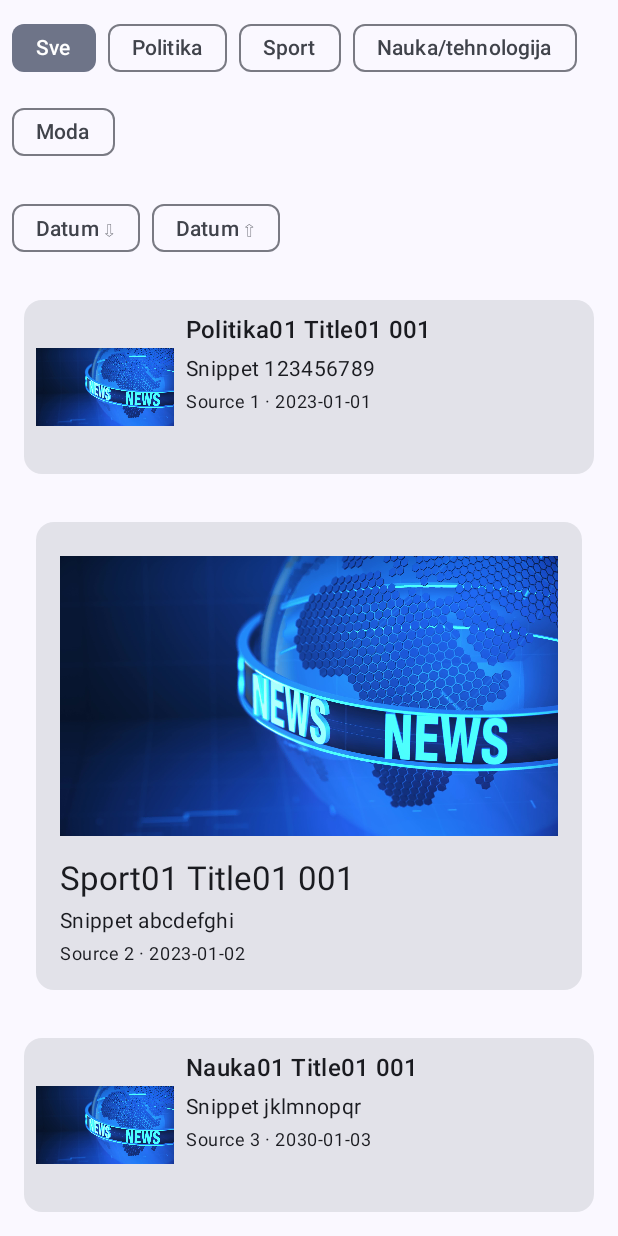
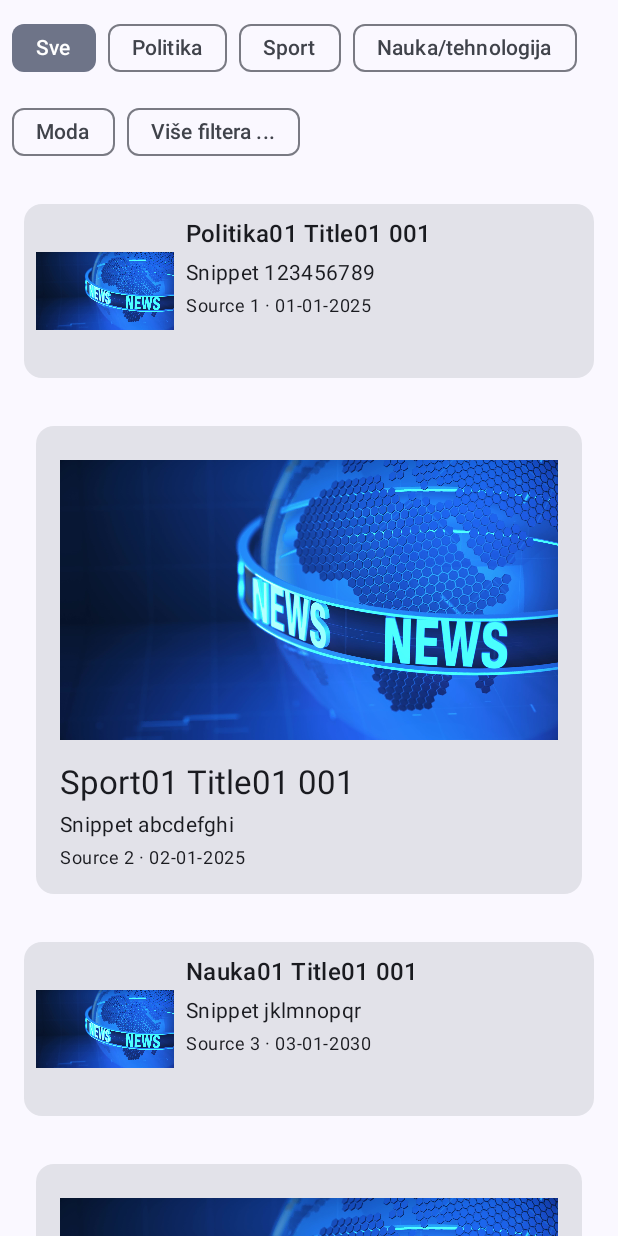
Before and after one commit to emirakurtovic5/NewsFeedApp-MobilnaAplikacija, an Android app built with Jetpack Compose: the screen it shows after launch (MainActivity), on a phone screen of 412 x 824 dp. Run offline under Robolectric (Android 15) with nearby library versions, the phone set to English and light mode, and no system bars.

Commit message:
Spirala 2

```diff
--- a/app/build.gradle.kts
+++ b/app/build.gradle.kts
@@ -40,7 +40,9 @@ android {
 }
 
 dependencies {
-
+    val nav_version = "2.8.9"
+    implementation ("androidx.navigation:navigation-compose:$nav_version")
+    implementation(libs.androidx.material3)
     implementation(libs.androidx.core.ktx)
     implementation(libs.androidx.lifecycle.runtime.ktx)
     implementation(libs.androidx.activity.compose)
--- a/app/src/main/AndroidManifest.xml
+++ b/app/src/main/AndroidManifest.xml
@@ -14,6 +14,7 @@
         tools:targetApi="31">
         <activity
             android:name=".MainActivity"
+            android:configChanges="uiMode|screenSize|orientation"
             android:exported="true"
             android:label="@string/app_name"
             android:theme="@style/Theme.NewsFeedApp">
--- a/app/src/main/java/etf/ri/rma/newsfeedapp/MainActivity.kt
+++ b/app/src/main/java/etf/ri/rma/newsfeedapp/MainActivity.kt
@@ -5,8 +5,8 @@ import androidx.activity.ComponentActivity
 import androidx.activity.compose.setContent
 import androidx.compose.runtime.Composable
 import androidx.compose.ui.tooling.preview.Preview
-import etf.ri.rma.newsfeedapp.model.NewsItem
-import etf.ri.rma.newsfeedapp.screen.NewsFeedScreen
+import androidx.navigation.compose.rememberNavController
+import etf.ri.rma.newsfeedapp.screen.AppNavHost
 import etf.ri.rma.newsfeedapp.ui.theme.NewsTheme
 
 class MainActivity : ComponentActivity() {
@@ -14,19 +14,18 @@ class MainActivity : ComponentActivity() {
         super.onCreate(savedInstanceState)
         setContent {
             NewsTheme {
-
-                NewsFeedScreen()
+                val navController = rememberNavController()
+                AppNavHost(navController = navController)
             }
         }
     }
 }
 
-
 @Preview(showBackground = true)
 @Composable
 fun PreviewNewsFeedScreen() {
     NewsTheme {
-
-        NewsFeedScreen()
+        val navController = rememberNavController()
+        AppNavHost(navController = navController)
     }
 }
--- a/app/src/main/java/etf/ri/rma/newsfeedapp/data/NewsData.kt
+++ b/app/src/main/java/etf/ri/rma/newsfeedapp/data/NewsData.kt
@@ -5,25 +5,25 @@ import etf.ri.rma.newsfeedapp.model.NewsItem
 object NewsData {
     fun getAllNews(): List<NewsItem> {
         return listOf(
-            NewsItem("1", "Politika01 Title01 001", "Snippet 123456789", null, "Politika", false, "Source 1", "2023-01-01"),
-            NewsItem("2", "Sport01 Title01 001", "Snippet abcdefghi", null, "Sport", true, "Source 2", "2023-01-02"),
-            NewsItem("3", "Nauka01 Title01 001", "Snippet jklmnopqr", null, "Nauka/tehnologija", false, "Source 3", "2030-01-03"),
-            NewsItem("4", "Politika02 Title02 002", "Snippet stuvwxyza", null, "Politika", true, "Source 4", "2023-01-04"),
-            NewsItem("5", "Sport02 Title02 002", "Snippet 987654321", null, "Sport", false, "Source 5", "2023-01-05"),
-            NewsItem("6", "Nauka02 Title02 002", "Snippet 543216789", null, "Nauka/tehnologija", true, "Source 6", "2023-01-06"),
-            NewsItem("7", "Politika03 Title03 003", "Snippet 345678912", null, "Politika", false, "Source 7", "2023-01-07"),
-            NewsItem("8", "Sport03 Title03 003", "Snippet 891234567", null, "Sport", true, "Source 8", "2023-01-08"),
-            NewsItem("9", "Nauka03 Title03 003", "Snippet 678123945", null, "Nauka/tehnologija", false, "Source 9", "2023-01-09"),
-            NewsItem("10", "Politika04 Title04 004", "Snippet ihgfedcba", null, "Politika", true, "Source 10", "2020-01-10"),
-            NewsItem("11", "Sport04 Title04 004", "Snippet rqponmlkj", null, "Sport", false, "Source 11", "2023-01-11"),
-            NewsItem("12", "Nauka04 Title04 004", "Snippet azyxwvuts", null, "Nauka/tehnologija", true, "Source 12", "2023-01-12"),
-            NewsItem("13", "Politika05 Title05 005", "Snippet qwertyuio", null, "Politika", false, "Source 13", "2023-01-13"),
-            NewsItem("14", "Sport05 Title05 005", "Snippet asdfghjkl", null, "Sport", true, "Source 14", "2023-01-14"),
-            NewsItem("15", "Nauka05 Title05 005", "Snippet zxcvbnmlk", null, "Nauka/tehnologija", false, "Source 15", "2023-01-15"),
-            NewsItem("16", "Politika06 Title06 006", "Snippet qazwsxedc", null, "Politika", true, "Source 16", "2023-01-16"),
-            NewsItem("17", "Sport06 Title06 006", "Snippet plmoknijb", null, "Sport", false, "Source 17", "2023-01-17"),
-            NewsItem("18", "Nauka06 Title06 006", "Snippet tgbyhnujm", null, "Nauka/tehnologija", true, "Source 18", "2023-01-18"),
-            NewsItem("19", "Politika07 Title07 007", "Snippet fghvbniop", null, "Politika", false, "Source 19", "2023-01-19"),
-            NewsItem("20", "Sport07 Title07 007", "Snippet ertklmvxca", null, "Sport", true, "Source 20", "2023-01-20")
+            NewsItem("1", "Politika01 Title01 001", "Snippet 123456789", null, "Politika", false, "Source 1", "01-01-2025"),
+            NewsItem("2", "Sport01 Title01 001", "Snippet abcdefghi", null, "Sport", true, "Source 2", "02-01-2025"),
+            NewsItem("3", "Nauka01 Title01 001", "Snippet jklmnopqr", null, "Nauka/tehnologija", false, "Source 3", "03-01-2030"),
+            NewsItem("4", "Politika02 Title02 002", "Snippet stuvwxyza", null, "Politika", true, "Source 4", "04-01-2025"),
+            NewsItem("5", "Sport02 Title02 002", "Snippet 987654321", null, "Sport", false, "Source 5", "05-01-2025"),
+            NewsItem("6", "Nauka02 Title02 002", "Snippet 543216789", null, "Nauka/tehnologija", true, "Source 6", "06-01-2025"),
+            NewsItem("7", "Politika03 Title03 003", "Snippet 345678912", null, "Politika", false, "Source 7", "07-01-2025"),
+            NewsItem("8", "Sport03 Title03 003", "Snippet 891234567", null, "Sport", true, "Source 8", "08-01-2025"),
+            NewsItem("9", "Nauka03 Title03 003", "Snippet 678123945", null, "Nauka/tehnologija", false, "Source 9", "09-01-2025"),
+            NewsItem("10", "Politika04 Title04 004", "Snippet ihgfedcba", null, "Politika", true, "Source 10", "10-01-2020"),
+            NewsItem("11", "Sport04 Title04 004", "Snippet rqponmlkj", null, "Sport", false, "Source 11", "11-01-2025"),
+            NewsItem("12", "Nauka04 Title04 004", "Snippet azyxwvuts", null, "Nauka/tehnologija", true, "Source 12", "12-01-2025"),
+            NewsItem("13", "Politika05 Title05 005", "Snippet qwertyuio", null, "Politika", false, "Source 13", "13-01-2025"),
+            NewsItem("14", "Sport05 Title05 005", "Snippet asdfghjkl", null, "Sport", true, "Source 14", "14-01-2025"),
+            NewsItem("15", "Nauka05 Title05 005", "Snippet zxcvbnmlk", null, "Nauka/tehnologija", false, "Source 15", "15-01-2025"),
+            NewsItem("16", "Politika06 Title06 006", "Snippet qazwsxedc", null, "Politika", true, "Source 16", "16-01-2025"),
+            NewsItem("17", "Sport06 Title06 006", "Snippet plmoknijb", null, "Sport", false, "Source 17", "17-01-2025"),
+            NewsItem("18", "Nauka06 Title06 006", "Snippet tgbyhnujm", null, "Nauka/tehnologija", true, "Source 18", "18-01-2025"),
+            NewsItem("19", "Politika07 Title07 007", "Snippet fghvbniop", null, "Politika", false, "Source 19", "19-01-2025"),
+            NewsItem("20", "Sport07 Title07 007", "Snippet ertklmvxca", null, "Sport", true, "Source 20", "20-01-2025")
         )
     }}
--- /dev/null
+++ b/app/src/main/java/etf/ri/rma/newsfeedapp/screen/AppNavHost.kt
@@ -0,0 +1,53 @@
+package etf.ri.rma.newsfeedapp.screen
+
+import androidx.compose.runtime.*
+import androidx.navigation.compose.NavHost
+import androidx.navigation.compose.composable
+import androidx.navigation.NavHostController
+import androidx.lifecycle.viewmodel.compose.viewModel
+
+@Composable
+fun AppNavHost(navController: NavHostController) {
+    val filterViewModel: FilterViewModel = viewModel()
+
+    var dateRange by remember { mutableStateOf<Pair<String?, String?>>(null to null) }
+    var unwantedWords by remember { mutableStateOf(listOf<String>()) }
+    var selectedCategory by remember { mutableStateOf("Sve") }
+
+    NavHost(navController = navController, startDestination = "/newsfeed") {
+        composable("/newsfeed") {
+            NewsFeedScreen(
+                navigateToFilterScreen = { navController.navigate("/filters") },
+                filters = Triple(selectedCategory, dateRange, unwantedWords),
+                onNewsClick = { newsId -> navController.navigate("/details/$newsId") },
+                filterViewModel = filterViewModel
+            )
+        }
+        composable("/details/{id}") { backStackEntry ->
+            val newsId = backStackEntry.arguments?.getString("id") ?: return@composable
+            NewsDetailsScreen(
+                newsId = newsId,
+                onBackToNewsFeed = { navController.popBackStack("/newsfeed", inclusive = false) },
+                onRelatedNewsClick = { relatedNewsId -> navController.navigate("/details/$relatedNewsId") }
+            )
+        }
+        composable("/filters") {
+            FilterScreen(
+                filterViewModel = filterViewModel,
+                selectedCategory = selectedCategory,
+                onCategorySelected = { category -> selectedCategory = category },
+                dateRange = dateRange,
+                onDateRangeSelected = { startDate, endDate -> dateRange = startDate to endDate },
+                unwantedWords = unwantedWords,
+                onUnwantedWordAdded = { word -> unwantedWords = unwantedWords + word },
+                onApplyFilters = { category, range, words ->
+                    selectedCategory = category
+                    dateRange = range as Pair<String?, String?>
+                    unwantedWords = words as List<String>
+                    navController.popBackStack()
+                },
+                onBackPressed = { navController.popBackStack() }
+            )
+        }
+    }
+}
--- a/app/src/main/java/etf/ri/rma/newsfeedapp/screen/FeaturedNewsCard.kt
+++ b/app/src/main/java/etf/ri/rma/newsfeedapp/screen/FeaturedNewsCard.kt
@@ -1,4 +1,5 @@
 import androidx.compose.foundation.Image
+import androidx.compose.foundation.clickable
 import androidx.compose.foundation.layout.Column
 import androidx.compose.foundation.layout.fillMaxWidth
 import androidx.compose.foundation.layout.padding
@@ -14,11 +15,24 @@ import etf.ri.rma.newsfeedapp.R
 import etf.ri.rma.newsfeedapp.model.NewsItem
 
 @Composable
-fun FeaturedNewsCard(newsItem: NewsItem) {
+fun FeaturedNewsCard(
+    news: NewsItem = NewsItem(
+        id = "0",
+        title = "Default Title",
+        snippet = "Default Snippet",
+        source = "Default Source",
+        publishedDate = "01-01-2023",
+        isFeatured = true,
+        category = "Default Category",
+        imageUrl = "default_image_url"
+),
+    onClick: () -> Unit = {}
+) {
     Card(
         modifier = Modifier
             .fillMaxWidth()
             .padding(16.dp)
+            .clickable { onClick() }
     ) {
         Column(
             modifier = Modifier
@@ -33,17 +47,17 @@ fun FeaturedNewsCard(newsItem: NewsItem) {
                     .size(200.dp)
             )
             Text(
-                text = newsItem.title,
+                text = news.title,
                 style = MaterialTheme.typography.titleLarge,
                 modifier = Modifier.padding(top = 8.dp)
             )
             Text(
-                text = newsItem.snippet,
+                text = news.snippet,
                 style = MaterialTheme.typography.bodyMedium,
                 modifier = Modifier.padding(top = 4.dp)
             )
             Text(
-                text = "${newsItem.source} · ${newsItem.publishedDate}",
+                text = "${news.source} · ${news.publishedDate}",
                 style = MaterialTheme.typography.bodySmall,
                 modifier = Modifier.padding(top = 4.dp)
             )
--- /dev/null
+++ b/app/src/main/java/etf/ri/rma/newsfeedapp/screen/FilterViewModel.kt
@@ -0,0 +1,18 @@
+package etf.ri.rma.newsfeedapp.screen
+
+import androidx.lifecycle.ViewModel
+import androidx.compose.runtime.mutableStateOf
+import androidx.compose.runtime.getValue
+import androidx.compose.runtime.setValue
+
+import kotlinx.coroutines.flow.MutableStateFlow
+import kotlinx.coroutines.flow.StateFlow
+
+class FilterViewModel : ViewModel() {
+    private val _selectedCategory = MutableStateFlow("Sve")
+    val selectedCategory: StateFlow<String> get() = _selectedCategory
+
+    fun updateCategory(category: String) {
+        _selectedCategory.value = category
+    }
+}
--- a/app/src/main/java/etf/ri/rma/newsfeedapp/screen/NewsFeedScreen.kt
+++ b/app/src/main/java/etf/ri/rma/newsfeedapp/screen/NewsFeedScreen.kt
@@ -1,55 +1,61 @@
 package etf.ri.rma.newsfeedapp.screen
 
-import android.util.Log
-import androidx.compose.foundation.background
 import androidx.compose.foundation.layout.Arrangement
 import androidx.compose.foundation.layout.Column
 import androidx.compose.foundation.layout.ExperimentalLayoutApi
 import androidx.compose.foundation.layout.FlowRow
-import androidx.compose.foundation.layout.Row
 import androidx.compose.foundation.layout.fillMaxSize
 import androidx.compose.foundation.layout.fillMaxWidth
 import androidx.compose.foundation.layout.padding
-import androidx.compose.foundation.lazy.rememberLazyListState
 import androidx.compose.material3.FilterChip
 import androidx.compose.material3.MaterialTheme
 import androidx.compose.material3.Surface
 import androidx.compose.material3.Text
 import androidx.compose.runtime.Composable
 import androidx.compose.runtime.LaunchedEffect
+import androidx.compose.runtime.collectAsState
 import androidx.compose.runtime.remember
 import androidx.compose.ui.Modifier
 import androidx.compose.ui.unit.dp
 import etf.ri.rma.newsfeedapp.data.NewsData
-import etf.ri.rma.newsfeedapp.model.NewsItem
 import androidx.compose.runtime.mutableStateOf
 import androidx.compose.runtime.getValue
 import androidx.compose.runtime.setValue
-import androidx.compose.ui.platform.LocalDensity
 import androidx.compose.ui.platform.testTag
+import java.text.SimpleDateFormat
+import java.util.Locale
 
 @OptIn(ExperimentalLayoutApi::class)
 @Composable
-fun NewsFeedScreen() {
+fun NewsFeedScreen(
+    navigateToFilterScreen: (Any?) -> Unit = {},
+    filters: Triple<String, Pair<String?, String?>, List<String>> = Triple("Sve", Pair(null, null), emptyList()),
+    onNewsClick: (String) -> Unit = {},
+    filterViewModel: FilterViewModel
+) {
+    val selectedCategory by filterViewModel.selectedCategory.collectAsState()
+    val (dateRange, unwantedWords) = filters.second to filters.third
+    val allNews = remember { NewsData.getAllNews() }
+    var filteredNews by remember { mutableStateOf(allNews) }
 
-    val allNews = remember { NewsData.getAllNews() }
-    val categories = listOf("Sve", "Politika", "Sport", "Nauka/tehnologija", "Moda")
-    var selectedCategory by remember { mutableStateOf("Sve") }
-    var filteredNews by remember { mutableStateOf(allNews) }
-    var sortAscending by remember { mutableStateOf(false) }
-    var sortDescending by remember { mutableStateOf(false) }
 
-    LaunchedEffect(selectedCategory, sortAscending, sortDescending) {
-        filteredNews = if (selectedCategory == "Sve") {
-            allNews
-        } else {
-            allNews.filter { it.category == selectedCategory }
-        }
+    LaunchedEffect(selectedCategory, dateRange, unwantedWords) {
+        val dateFormat = SimpleDateFormat("dd-MM-yyyy", Locale.getDefault())
+        filteredNews = allNews.filter { newsItem ->
+            val isCategoryMatch = selectedCategory == "Sve" || newsItem.category == selectedCategory
+            val isDateInRange = try {
+                val newsDate = dateFormat.parse(newsItem.publishedDate)
+                val startDate = dateRange.first?.let { dateFormat.parse(it) }
+                val endDate = dateRange.second?.let { dateFormat.parse(it) }
+                (startDate == null || newsDate >= startDate) && (endDate == null || newsDate <= endDate)
+            } catch (e: Exception) {
+                true
+            }
+            val isUnwantedWordAbsent = unwantedWords.isEmpty() || unwantedWords.none { word ->
+                newsItem.title.contains(word, ignoreCase = true)
+            }
 
-        filteredNews = when {
-            sortAscending -> filteredNews.sortedBy { it.publishedDate }
-            sortDescending -> filteredNews.sortedByDescending { it.publishedDate }
-            else -> filteredNews
+            isCategoryMatch && isDateInRange && isUnwantedWordAbsent
         }
     }
 
@@ -58,7 +64,6 @@ fun NewsFeedScreen() {
         color = MaterialTheme.colorScheme.background
     ) {
         Column {
-
 
             Column(
                 modifier = Modifier
@@ -70,6 +75,7 @@ fun NewsFeedScreen() {
                     horizontalArrangement = Arrangement.spacedBy(8.dp),
                     verticalArrangement = Arrangement.spacedBy(8.dp)
                 ) {
+                    val categories = listOf("Sve", "Politika", "Sport", "Nauka/tehnologija", "Moda")
                     categories.forEach { category ->
                         val tag = when (category) {
                             "Sve" -> "filter_chip_all"
@@ -81,39 +87,18 @@ fun NewsFeedScreen() {
                         }
                         FilterChip(
                             selected = selectedCategory == category,
-                            onClick = { selectedCategory = category },
+                            onClick = { filterViewModel.updateCategory(category) },
                             label = { Text(category) },
                             modifier = Modifier.testTag(tag)
                         )
                     }
+                    FilterChip(
+                        selected = false,
+                        onClick = { navigateToFilterScreen(selectedCategory) },
+                        label = { Text("Više filtera ...") },
+                        modifier = Modifier.testTag("filter_chip_more")
+                    )
                 }
-            }
-
-
-            Row(
-                modifier = Modifier
-                    .fillMaxWidth()
-                    .padding(8.dp),
-                horizontalArrangement = Arrangement.spacedBy(8.dp)
-            ) {
-                FilterChip(
-                    selected = sortAscending,
-                    onClick = {
-                        sortAscending = !sortAscending
-                        if (sortAscending) sortDescending = false
-                    },
-                    label = { Text("Datum ⇩") },
-                    modifier = Modifier.testTag("sort_chip_date_asc")
-                )
-                FilterChip(
-                    selected = sortDescending,
-                    onClick = {
-                        sortDescending = !sortDescending
-                        if (sortDescending) sortAscending = false
-                    },
-                    label = { Text("Datum ⇧") },
-                    modifier = Modifier.testTag("sort_chip_date_desc")
-                )
             }
 
 
@@ -122,6 +107,7 @@ fun NewsFeedScreen() {
             } else {
                 NewsList(
                     newsItems = filteredNews,
+                    onNewsClick = onNewsClick,
                     modifier = Modifier.testTag("news_list")
                 )
             }
--- a/app/src/main/java/etf/ri/rma/newsfeedapp/screen/NewsList.kt
+++ b/app/src/main/java/etf/ri/rma/newsfeedapp/screen/NewsList.kt
@@ -25,7 +25,7 @@ import androidx.compose.foundation.layout.size
 import androidx.compose.ui.platform.testTag
 
 @Composable
-fun NewsList(newsItems: List<NewsItem>, modifier: Modifier = Modifier) {
+fun NewsList(newsItems: List<NewsItem>, onNewsClick: (String) -> Unit, modifier: Modifier = Modifier) {
     Log.d("NewsList", "Number of items: ${newsItems.size}")
     LazyColumn(
         modifier = modifier
@@ -36,11 +36,9 @@ fun NewsList(newsItems: List<NewsItem>, modifier: Modifier = Modifier) {
     ) {
         items(newsItems) { newsItem ->
             if (newsItem.isFeatured) {
-
-                FeaturedNewsCard(newsItem = newsItem)
+                FeaturedNewsCard(news = newsItem, onClick = { onNewsClick(newsItem.id) })
             } else {
-
-                StandardNewsCard(newsItem = newsItem)
+                StandardNewsCard(news = newsItem, onClick = { onNewsClick(newsItem.id) })
             }
         }
     }
--- a/app/src/main/java/etf/ri/rma/newsfeedapp/screen/StandardNewsCard.kt
+++ b/app/src/main/java/etf/ri/rma/newsfeedapp/screen/StandardNewsCard.kt
@@ -1,6 +1,7 @@
 package etf.ri.rma.newsfeedapp.screen
 
 import androidx.compose.foundation.Image
+import androidx.compose.foundation.clickable
 import androidx.compose.foundation.layout.Column
 import androidx.compose.foundation.layout.Row
 import androidx.compose.foundation.layout.fillMaxWidth
@@ -17,11 +18,23 @@ import etf.ri.rma.newsfeedapp.R
 import etf.ri.rma.newsfeedapp.model.NewsItem
 
 @Composable
-fun StandardNewsCard(newsItem: NewsItem) {
+fun StandardNewsCard(
+    news: NewsItem = NewsItem(
+        id = "0",
+        title = "Default Title",
+        snippet = "Default Snippet",
+        source = "Default Source",
+        publishedDate = "01-01-2023",
+        isFeatured = false,
+        category = "Default Category",
+        imageUrl = "default_image_url"
+    ), onClick: () -> Unit = {}
+) {
     Card(
         modifier = Modifier
             .fillMaxWidth()
             .padding(8.dp)
+            .clickable { onClick() }
     ) {
         Row(
             modifier = Modifier
@@ -39,17 +52,17 @@ fun StandardNewsCard(newsItem: NewsItem) {
                 modifier = Modifier.fillMaxWidth()
             ) {
                 Text(
-                    text = newsItem.title,
+                    text = news.title,
                     style = MaterialTheme.typography.titleMedium,
                     modifier = Modifier.padding(bottom = 4.dp)
                 )
                 Text(
-                    text = newsItem.snippet,
+                    text = news.snippet,
                     style = MaterialTheme.typography.bodyMedium,
                     modifier = Modifier.padding(bottom = 4.dp)
                 )
                 Text(
-                    text = "${newsItem.source} · ${newsItem.publishedDate}",
+                    text = "${news.source} · ${news.publishedDate}",
                     style = MaterialTheme.typography.bodySmall,
                     modifier = Modifier.padding(bottom = 4.dp)
                 )
--- a/gradle/libs.versions.toml
+++ b/gradle/libs.versions.toml
@@ -1,5 +1,5 @@
 [versions]
-agp = "8.9.1"
+agp = "8.9.2"
 kotlin = "2.0.21"
 coreKtx = "1.16.0"
 junit = "4.13.2"
```
Also changed, not shown: app/src/main/java/etf/ri/rma/newsfeedapp/screen/FilterScreen.kt (added, +241 -0 lines), app/src/main/java/etf/ri/rma/newsfeedapp/screen/NewsDetailsScreen.kt (added, +122 -0 lines), app/src/main/java/etf/ri/rma/newsfeedapp/screen/NewsFeedViewModel.kt (added, +15 -0 lines), gradle/wrapper/gradle-wrapper.properties, settings.gradle.kts (line endings or trailing spaces), 4 other files.
